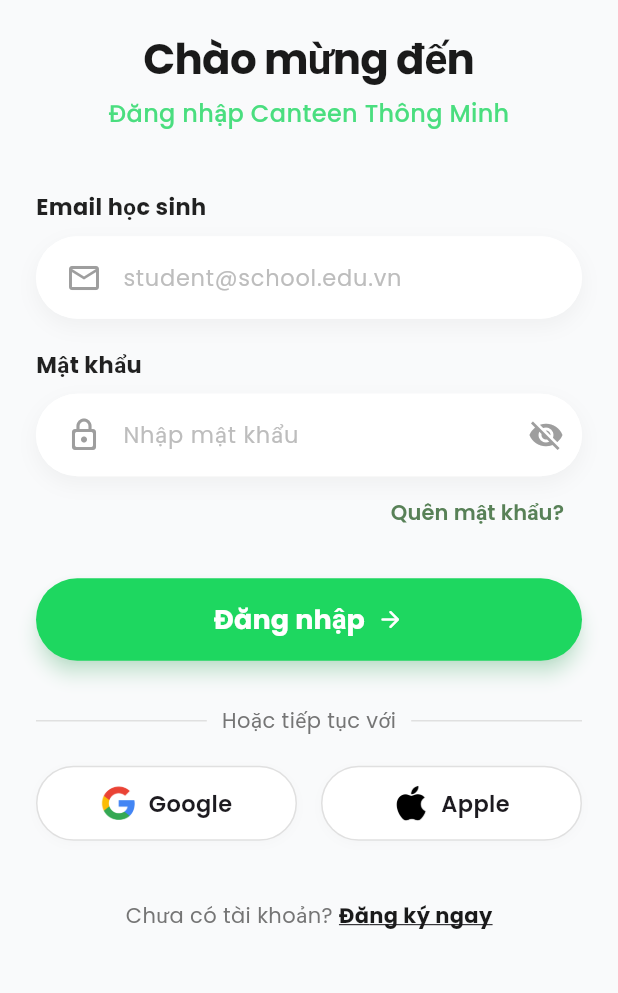
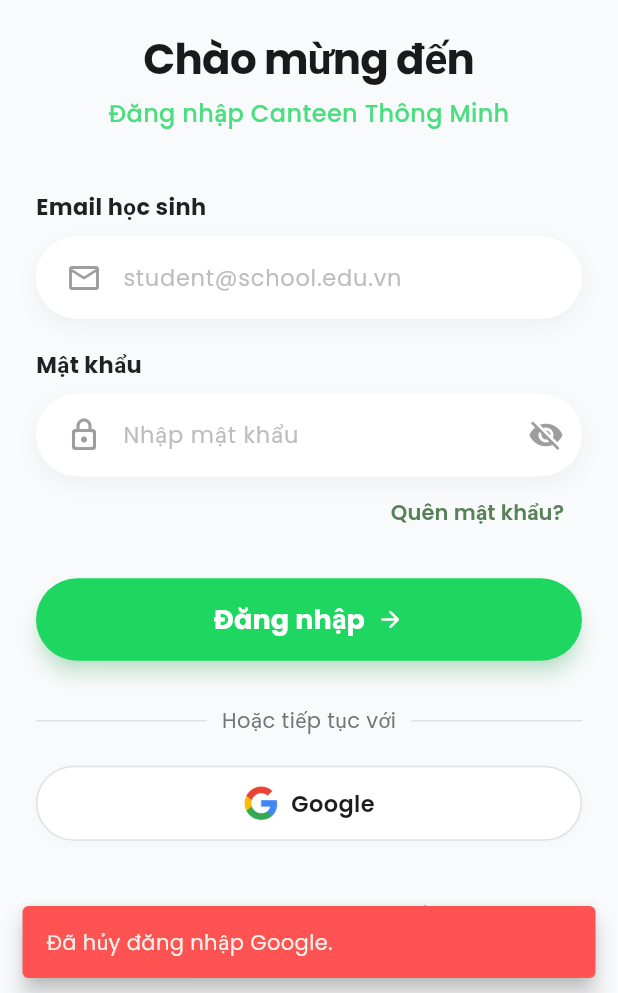
Before and after one commit to PhatMessi/PRM393_FE_Flutter_smart_canteen_mobile, a Flutter app: the screen it shows after launch, after a tap on "Google", on a phone screen of 412 x 824 dp, the part 243-1236 px from its top. Run offline on Flutter 3.47's test engine with Material 3 defaults, Android fonts, the phone set to English and light mode, and no system bars; our stand-ins replace firebase_auth, firebase_core, flutter_local_notifications, google_fonts, google_sign_in, qr_flutter and 1 more; missing offline and left inert: mobile_scanner, signalr_netcore; accounts and stored records are empty; network calls fail.

Commit message:
add login/register with google

```diff
--- a/lib/main.dart
+++ b/lib/main.dart
@@ -1,5 +1,6 @@
 import 'package:flutter/material.dart';
 import 'package:flutter_localizations/flutter_localizations.dart';
+import 'package:firebase_core/firebase_core.dart';
 import 'package:provider/provider.dart';
 import 'package:google_fonts/google_fonts.dart'; // Import Google Fonts
 import 'providers/auth_provider.dart';
@@ -12,6 +13,7 @@ import 'providers/favorites_provider.dart';
 
 Future<void> main() async {
   WidgetsFlutterBinding.ensureInitialized();
+  await Firebase.initializeApp();
   await LocalNotificationService.instance.initAndRequestPermissions();
   runApp(const MyApp());
 }
--- a/lib/providers/auth_provider.dart
+++ b/lib/providers/auth_provider.dart
@@ -26,7 +26,7 @@ class AuthProvider extends ChangeNotifier {
     final profile = await _authService.getProfile(token);
     _user =
         profile ??
-      User(fullName: "Nguoi dung", email: "", role: "Student", token: token);
+        User(fullName: "Nguoi dung", email: "", role: "Student", token: token);
 
     notifyListeners();
     return true;
@@ -58,6 +58,33 @@ class AuthProvider extends ChangeNotifier {
       }
     } catch (e) {
       _errorMessage = "Đã xảy ra lỗi không mong muốn.";
+      _isLoading = false;
+      notifyListeners();
+      return false;
+    }
+  }
+
+  Future<bool> loginWithGoogle() async {
+    _isLoading = true;
+    _errorMessage = null;
+    notifyListeners();
+
+    try {
+      final result = await _authService.loginWithGoogle();
+
+      if (result['success']) {
+        _user = result['user'];
+        _isLoading = false;
+        notifyListeners();
+        return true;
+      }
+
+      _errorMessage = result['message'];
+      _isLoading = false;
+      notifyListeners();
+      return false;
+    } catch (_) {
+      _errorMessage = 'Đã xảy ra lỗi không mong muốn.';
       _isLoading = false;
       notifyListeners();
       return false;
--- a/lib/screens/login_screen.dart
+++ b/lib/screens/login_screen.dart
@@ -40,8 +40,7 @@ class _LoginScreenState extends State<LoginScreen> {
       Navigator.pushReplacement(
         context,
         MaterialPageRoute(
-          builder: (context) =>
-              isKitchen
+          builder: (context) => isKitchen
               ? const KitchenOrdersScreen()
               : isAdmin
               ? const AdminHomeScreen()
@@ -90,8 +89,38 @@ class _LoginScreenState extends State<LoginScreen> {
     }
   }
 
-  void _showSnackBar(BuildContext context, String message,
-      {bool isError = false}) {
+  void _handleGoogleLogin(BuildContext context) async {
+    final authProvider = Provider.of<AuthProvider>(context, listen: false);
+    final success = await authProvider.loginWithGoogle();
+
+    if (success && context.mounted) {
+      final role = authProvider.user?.role ?? 'Student';
+      final isKitchen = role.toLowerCase() == 'kitchen';
+      final isAdmin = role.toLowerCase() == 'systemadmin';
+      Navigator.pushReplacement(
+        context,
+        MaterialPageRoute(
+          builder: (context) => isKitchen
+              ? const KitchenOrdersScreen()
+              : isAdmin
+              ? const AdminHomeScreen()
+              : const HomeScreen(),
+        ),
+      );
+      return;
+    }
+
+    if (context.mounted) {
+      final error = authProvider.errorMessage ?? 'Đăng nhập Google thất bại';
+      _showSnackBar(context, error, isError: true);
+    }
+  }
+
+  void _showSnackBar(
+    BuildContext context,
+    String message, {
+    bool isError = false,
+  }) {
     ScaffoldMessenger.of(context).showSnackBar(
       SnackBar(
         content: Text(message),
@@ -128,7 +157,9 @@ class _LoginScreenState extends State<LoginScreen> {
                         shape: BoxShape.circle,
                         color: Color(0xFFE6DDBF),
                       ),
-                      padding: const EdgeInsets.all(20), // Padding để logo không sát viền tròn
+                      padding: const EdgeInsets.all(
+                        20,
+                      ), // Padding để logo không sát viền tròn
                       child: Image.asset(
                         'assets/images/Carteen.png', // Tên file từ cây thư mục
                         fit: BoxFit.contain,
@@ -150,7 +181,9 @@ class _LoginScreenState extends State<LoginScreen> {
                       "Đăng nhập Canteen Thông Minh",
                       style: TextStyle(
                         fontSize: 16,
-                        color: primaryColor.withOpacity(0.8), // Màu xanh rêu nhạt
+                        color: primaryColor.withOpacity(
+                          0.8,
+                        ), // Màu xanh rêu nhạt
                         fontWeight: FontWeight.w500,
                       ),
                     ),
@@ -194,7 +227,10 @@ class _LoginScreenState extends State<LoginScreen> {
                           // --- ĐIỀU HƯỚNG SANG MÀN HÌNH QUÊN MẬT KHẨU ---
                           Navigator.push(
                             context,
-                            MaterialPageRoute(builder: (context) => const ForgotPasswordScreen()),
+                            MaterialPageRoute(
+                              builder: (context) =>
+                                  const ForgotPasswordScreen(),
+                            ),
                           );
                         },
                         child: const Text(
@@ -227,7 +263,9 @@ class _LoginScreenState extends State<LoginScreen> {
                           ),
                         ),
                         child: authProvider.isLoading
-                            ? const CircularProgressIndicator(color: Colors.white)
+                            ? const CircularProgressIndicator(
+                                color: Colors.white,
+                              )
                             : const Row(
                                 mainAxisAlignment: MainAxisAlignment.center,
                                 children: [
@@ -239,7 +277,7 @@ class _LoginScreenState extends State<LoginScreen> {
                                     ),
                                   ),
                                   SizedBox(width: 8),
-                                  Icon(Icons.arrow_forward_rounded)
+                                  Icon(Icons.arrow_forward_rounded),
                                 ],
                               ),
                       ),
@@ -253,29 +291,24 @@ class _LoginScreenState extends State<LoginScreen> {
                         Expanded(child: Divider(color: Colors.grey[300])),
                         Padding(
                           padding: const EdgeInsets.symmetric(horizontal: 10),
-                            child: Text("Hoặc tiếp tục với",
-                              style: TextStyle(color: textGray)),
+                          child: Text(
+                            "Hoặc tiếp tục với",
+                            style: TextStyle(color: textGray),
+                          ),
                         ),
                         Expanded(child: Divider(color: Colors.grey[300])),
                       ],
                     ),
                     const SizedBox(height: 20),
-                    Row(
-                      children: [
-                        Expanded(
+                    SizedBox(
+                      width: double.infinity,
                       child: _buildSocialButton(
                         label: "Google",
                         imagePath: "assets/images/Google.png",
+                        onTap: authProvider.isLoading
+                            ? null
+                            : () => _handleGoogleLogin(context),
                       ),
-                        ),
-                        const SizedBox(width: 16),
-                        Expanded(
-                          child: _buildSocialButton(
-                            label: "Apple",
-                            imagePath: "assets/images/Apple.png",
-                          ),
-                        ),
-                      ],
                     ),
 
                     const SizedBox(height: 40),
@@ -399,6 +432,7 @@ class _LoginScreenState extends State<LoginScreen> {
   Widget _buildSocialButton({
     required String label,
     required String imagePath,
+    VoidCallback? onTap,
   }) {
     return Container(
       height: 50,
@@ -418,7 +452,7 @@ class _LoginScreenState extends State<LoginScreen> {
         color: Colors.transparent,
         child: InkWell(
           borderRadius: BorderRadius.circular(30),
-          onTap: () {},
+          onTap: onTap,
           child: Row(
             mainAxisAlignment: MainAxisAlignment.center,
             children: [
--- a/lib/services/auth_service.dart
+++ b/lib/services/auth_service.dart
@@ -1,6 +1,9 @@
 import 'dart:convert';
 import 'package:http/http.dart' as http;
 import 'package:shared_preferences/shared_preferences.dart'; // Import mới
+import 'package:google_sign_in/google_sign_in.dart';
+import 'package:flutter/services.dart';
+import 'package:firebase_auth/firebase_auth.dart' as fb_auth;
 import '../config/api_config.dart';
 import '../models/user_model.dart'; // Import Model mới
 
@@ -83,6 +86,109 @@ class AuthService {
           'message': _readMessage(decoded) ?? response.body,
         };
       }
+    } catch (e) {
+      return {'success': false, 'message': 'Lỗi kết nối: $e'};
+    }
+  }
+
+  Future<Map<String, dynamic>> loginWithGoogle() async {
+    try {
+      final googleSignIn = GoogleSignIn(
+        scopes: const <String>['email', 'profile'],
+        // If GOOGLE_WEB_CLIENT_ID is provided, request idToken for server verification.
+        // With Firebase configured (google-services.json + Google provider enabled), Android can also work without this.
+        serverClientId: ApiConfig.googleWebClientId.isNotEmpty ? ApiConfig.googleWebClientId : null,
+      );
+
+      final account = await googleSignIn.signIn();
+      if (account == null) {
+        return {'success': false, 'message': 'Đã hủy đăng nhập Google.'};
+      }
+
+      final auth = await account.authentication;
+      final idToken = auth.idToken;
+      final accessToken = auth.accessToken;
+
+      if (idToken != null && idToken.isNotEmpty && accessToken != null && accessToken.isNotEmpty) {
+        final credential = fb_auth.GoogleAuthProvider.credential(
+          idToken: idToken,
+          accessToken: accessToken,
+        );
+        await fb_auth.FirebaseAuth.instance.signInWithCredential(credential);
+      }
+
+      if (idToken == null || idToken.isEmpty) {
+        return {
+          'success': false,
+          'message':
+              'Không lấy được Google idToken. Hãy kiểm tra: (1) Firebase Android đã cấu hình đúng (google-services.json đúng project, đã Enable Google Sign-In trong Firebase Auth, đã add SHA-1), hoặc (2) truyền Web Client ID qua `--dart-define=GOOGLE_WEB_CLIENT_ID=...`. Package hiện tại: com.example.smart_canteen_mobile.',
+        };
+      }
+
+      final url = Uri.parse(ApiConfig.baseUrl + ApiConfig.googleLogin);
+      final response = await http.post(
+        url,
+        headers: {'Content-Type': 'application/json'},
+        body: jsonEncode({'idToken': idToken}),
+      );
+
+      if (response.statusCode == 200) {
+        final data = jsonDecode(response.body);
+        final token = (data is Map<String, dynamic>)
+            ? data['token']?.toString()
+            : null;
+        final mustChangePassword = (data is Map<String, dynamic>)
+            ? (data['mustChangePassword'] == true)
+            : false;
+
+        if (token == null || token.isEmpty) {
+          return {
+            'success': false,
+            'message': 'Phan hoi dang nhap Google thieu token',
+          };
+        }
+
+        final prefs = await SharedPreferences.getInstance();
+        await prefs.setString('user_token', token);
+
+        if (mustChangePassword) {
+          return {
+            'success': false,
+            'message': 'Bạn cần đổi mật khẩu trước khi sử dụng hệ thống.',
+          };
+        }
+
+        final profile = await getProfile(token);
+        final user = profile ??
+            User(
+              fullName: account.displayName ?? 'Nguoi dung',
+              email: account.email,
+              role: 'Student',
+              token: token,
+            );
+
+        return {'success': true, 'user': user};
+      }
+
+      final decoded = _tryDecodeJson(response.body);
+      return {
+        'success': false,
+        'message': _readMessage(decoded) ?? response.body,
+      };
+    } on PlatformException catch (e) {
+      final text = (e.message?.isNotEmpty == true) ? e.message! : e.toString();
+      if (text.contains('ApiException: 10') || text.contains('statusCode: 10')) {
+        return {
+          'success': false,
+          'message':
+              'Google Sign-In bị lỗi cấu hình (ApiException: 10). Kiểm tra lại OAuth Android Client trên Google Cloud: package name phải là com.example.smart_canteen_mobile và SHA-1 phải đúng (ví dụ: 23:E2:F8:4E:...).',
+        };
+      }
+
+      return {
+        'success': false,
+        'message': 'Google Sign-In thất bại: ${e.message ?? e.code}',
+      };
     } catch (e) {
       return {'success': false, 'message': 'Lỗi kết nối: $e'};
     }
--- a/pubspec.yaml
+++ b/pubspec.yaml
@@ -48,6 +48,9 @@ dependencies:
   url_launcher: ^6.3.0
   signalr_netcore: ^1.4.4
   flutter_local_notifications: ^19.4.2
+  google_sign_in: ^6.3.0
+  firebase_core: ^3.6.0
+  firebase_auth: ^5.5.0
 
 dev_dependencies:
   flutter_test:
```
Also changed, not shown: lib/config/api_config.dart (+35 -5 lines), pubspec.lock, 7 other files. Lines whose indentation alone changed are shown as unchanged.
